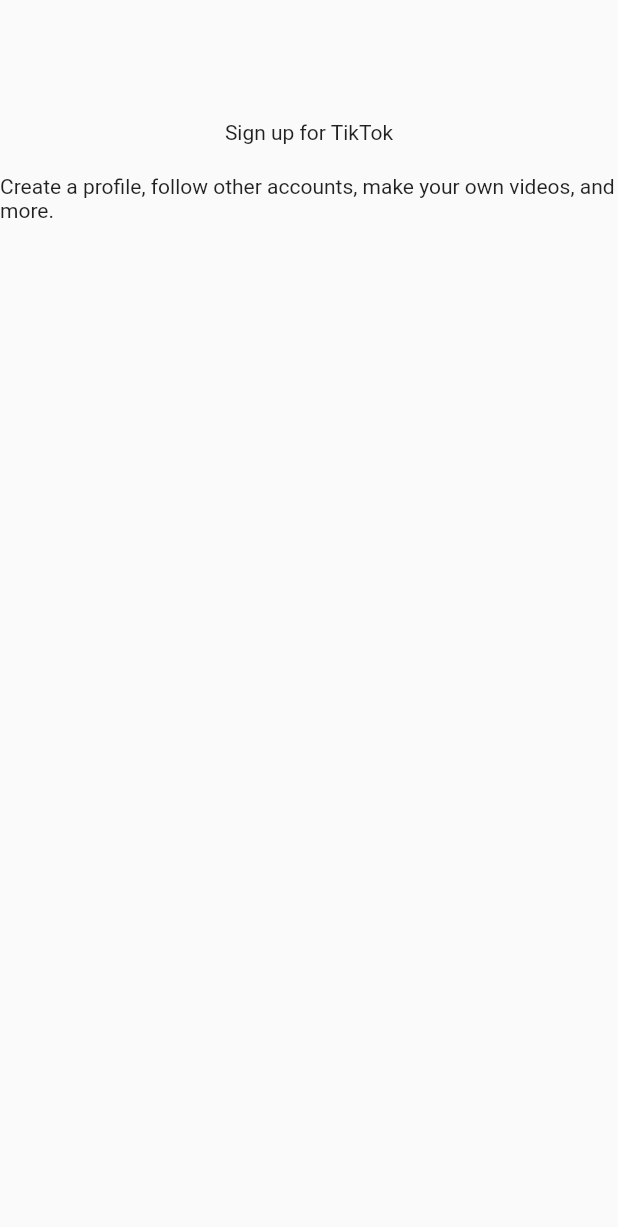
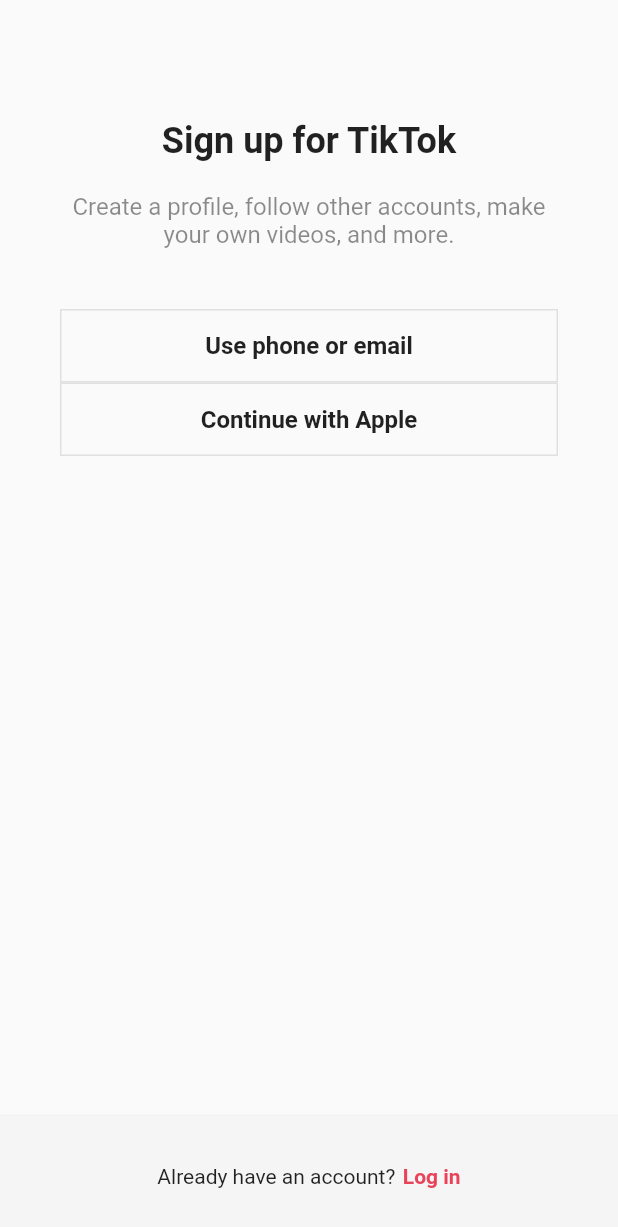
Before and after one commit to sjmoon83/TikTok_Clone, a Flutter app: the screen it shows after launch, on a phone screen of 412 x 824 dp. Shown: the top 1227 px of the screen. Run offline on Flutter 3.47's test engine with Material 2 defaults, Android fonts, the phone set to English and light mode, and no system bars.

Commit message:
AuthButton_230701

```diff
--- /dev/null
+++ b/lib/features/authentication/sign_up_screen.dart
@@ -0,0 +1,79 @@
+import 'package:flutter/material.dart';
+import 'package:tiktok_clone/constants/gaps.dart';
+import 'package:tiktok_clone/constants/sizes.dart';
+import 'package:tiktok_clone/features/authentication/login_screen.dart';
+import 'package:tiktok_clone/features/authentication/widgets/auth_button.dart';
+
+class SignUpScreen extends StatelessWidget {
+  const SignUpScreen({super.key});
+
+  void onLoginTap(BuildContext context) {
+    Navigator.of(context).push(
+      MaterialPageRoute(
+        builder: (context) => const LoginScreen(),
+      ),
+    );
+  }
+
+  @override
+  Widget build(BuildContext context) {
+    return Scaffold(
+      body: SafeArea(
+        child: Padding(
+          padding: const EdgeInsets.symmetric(
+            horizontal: Sizes.size40,
+          ),
+          child: Column(
+            children: const [
+              Gaps.v80,
+              Text(
+                "Sign up for TikTok",
+                style: TextStyle(
+                  fontSize: Sizes.size24,
+                  fontWeight: FontWeight.w700,
+                ),
+              ),
+              Gaps.v20,
+              Text(
+                "Create a profile, follow other accounts, make your own videos, and more.",
+                style: TextStyle(
+                  fontSize: Sizes.size16,
+                  color: Colors.black45,
+                ),
+                textAlign: TextAlign.center,
+              ),
+              Gaps.v40,
+              AuthButton(text: "Use phone or email"),
+              AuthButton(text: "Continue with Apple"),
+            ],
+          ),
+        ),
+      ),
+      bottomNavigationBar: BottomAppBar(
+        color: Colors.grey.shade100,
+        elevation: 2,
+        child: Padding(
+          padding: const EdgeInsets.symmetric(
+            vertical: Sizes.size32,
+          ),
+          child: Row(
+            mainAxisAlignment: MainAxisAlignment.center,
+            children: [
+              const Text('Already have an account?'),
+              Gaps.h5,
+              GestureDetector(
+                onTap: () => onLoginTap(context),
+                child: Text(
+                  'Log in',
+                  style: TextStyle(
+                      fontWeight: FontWeight.w600,
+                      color: Theme.of(context).primaryColor),
+                ),
+              ),
+            ],
+          ),
+        ),
+      ),
+    );
+  }
+}
--- /dev/null
+++ b/lib/features/authentication/widgets/auth_button.dart
@@ -0,0 +1,34 @@
+import 'package:flutter/material.dart';
+import 'package:tiktok_clone/constants/sizes.dart';
+
+class AuthButton extends StatelessWidget {
+  final String text;
+
+  const AuthButton({super.key, required this.text});
+
+  @override
+  Widget build(BuildContext context) {
+    return FractionallySizedBox(
+      widthFactor: 1,
+      child: Container(
+        padding: const EdgeInsets.symmetric(
+          vertical: Sizes.size14,
+        ),
+        decoration: BoxDecoration(
+          border: Border.all(
+            color: Colors.grey.shade300,
+            width: Sizes.size1,
+          ),
+        ),
+        child: Text(
+          text,
+          style: const TextStyle(
+            fontSize: Sizes.size16,
+            fontWeight: FontWeight.w600,
+          ),
+          textAlign: TextAlign.center,
+        ),
+      ),
+    );
+  }
+}
--- a/lib/main.dart
+++ b/lib/main.dart
@@ -1,5 +1,5 @@
 import 'package:flutter/material.dart';
-import 'package:tiktok_clone/screens/sign_up/sign_up_screen.dart';
+import 'package:tiktok_clone/features/authentication/sign_up_screen.dart';
 
 void main() {
   runApp(const TickTokApp());
--- a/lib/screens/sign_up/sign_up_screen.dart
+++ /dev/null
@@ -1,23 +0,0 @@
-import 'package:flutter/material.dart';
-import 'package:tiktok_clone/constants/gaps.dart';
-
-class SignUpScreen extends StatelessWidget {
-  const SignUpScreen({super.key});
-
-  @override
-  Widget build(BuildContext context) {
-    return Scaffold(
-      body: SafeArea(
-        child: Column(
-          children: const [
-            Gaps.v80,
-            Text("Sign up for TikTok"),
-            Gaps.v20,
-            Text(
-                "Create a profile, follow other accounts, make your own videos, and more."),
-          ],
-        ),
-      ),
-    );
-  }
-}
```
Also changed, not shown: lib/features/authentication/login_screen.dart (added, +71 -0 lines).
